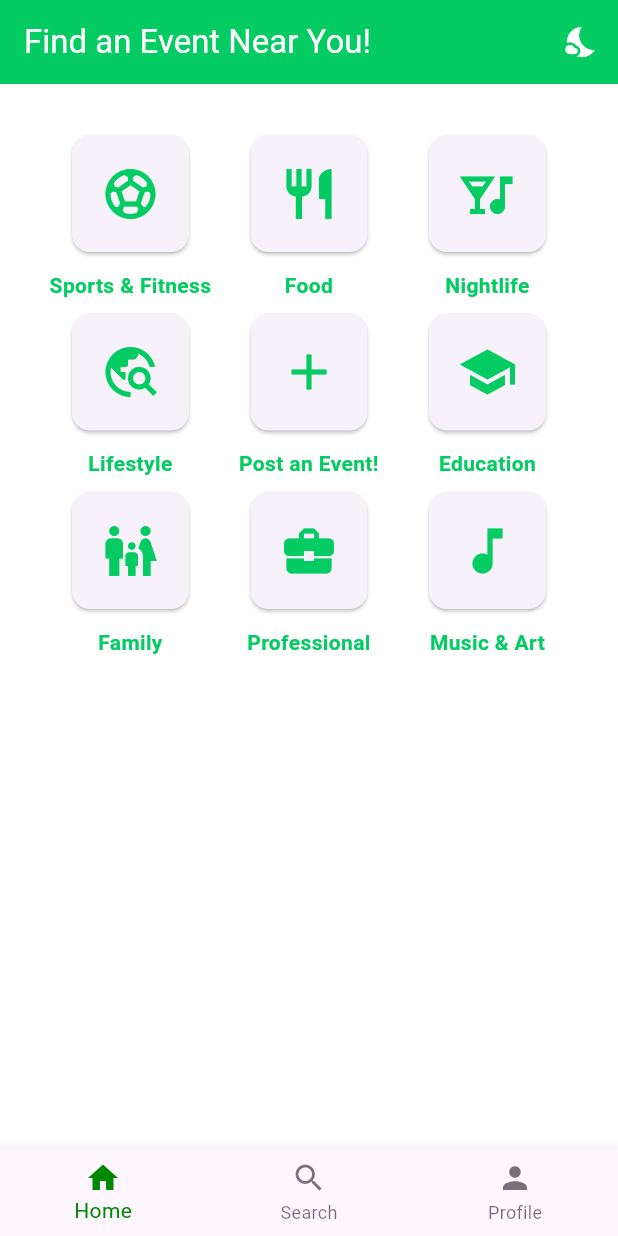
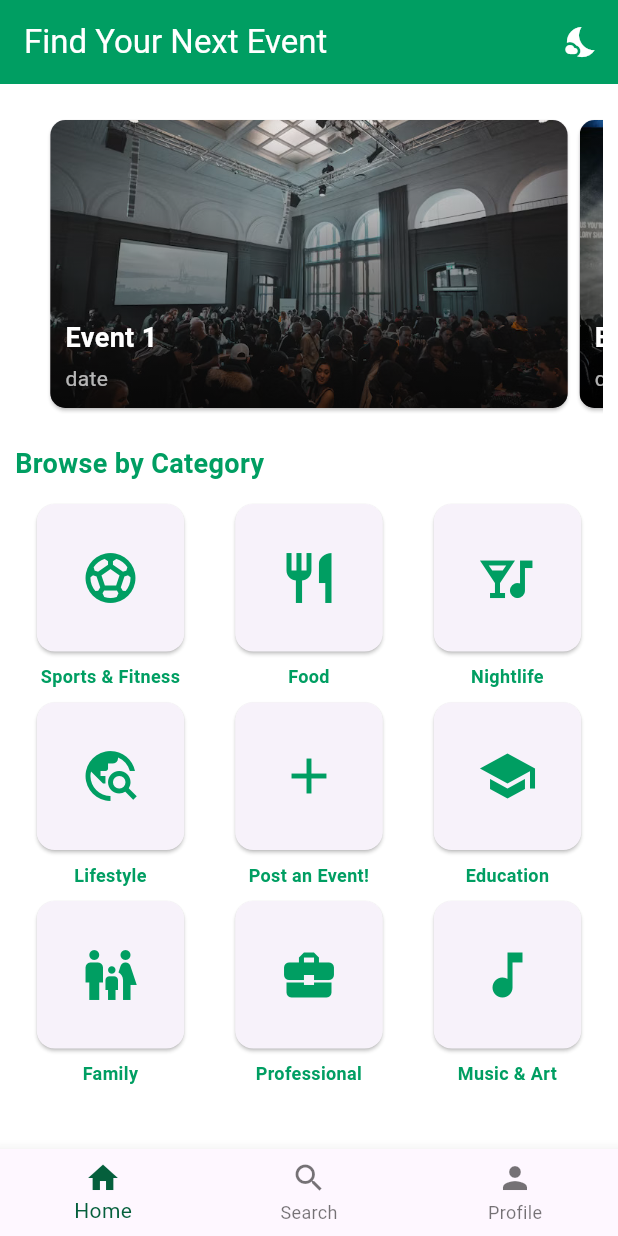
Before and after one commit to ggiacobbe2/events_finder_app, a Flutter app: the screen it shows after launch, on a phone screen of 412 x 824 dp. Run offline on Flutter 3.47's test engine with Material 3 defaults, Android fonts, the phone set to English and light mode, and no system bars.

Commit message:
added placeholder event cards at the top of the homepage; these can advertise random upcoming event suggestions

```diff
--- a/lib/main.dart
+++ b/lib/main.dart
@@ -14,8 +14,8 @@ class MyApp extends StatefulWidget {
 class _MyAppState extends State<MyApp> {
   bool isDarkMode = false;
 
-  final Color lightPrimaryColor = const Color.fromARGB(255, 5, 204, 98);
-  final Color darkPrimaryColor = const Color.fromARGB(255, 32, 222, 121);
+  final Color lightPrimaryColor = const Color.fromARGB(255, 0, 158, 98);
+  final Color darkPrimaryColor = const Color.fromARGB(255, 16, 176, 115);
 
   @override
   Widget build(BuildContext context) {
@@ -106,11 +106,70 @@ class _EventsHomePageState extends State<EventsHomePage> {
     });
   }
 
+  Widget _buildEventCard(String title, String date, String imagePath) {
+    return Card(
+      shape: RoundedRectangleBorder(
+        borderRadius: BorderRadius.circular(10.0),
+      ),
+      child: Stack(
+        fit: StackFit.expand,
+        children: [
+          ClipRRect(
+            borderRadius: BorderRadius.circular(10.0),
+            child: Image.asset(
+              'assets/$imagePath',
+              fit: BoxFit.cover,
+            ),
+          ),
+          Container(
+            decoration: BoxDecoration(
+              borderRadius: BorderRadius.circular(10.0),
+              gradient: LinearGradient(
+                begin: Alignment.bottomCenter,
+                end: Alignment.topCenter,
+                colors: [
+                  Colors.black.withOpacity(0.7),
+                  Colors.transparent,
+                ],
+              ),
+            ),
+          ),
+          Positioned(
+            bottom: 10,
+            left: 10,
+            right: 10,
+            child: Column(
+              crossAxisAlignment: CrossAxisAlignment.start,
+              children: [
+                Text(
+                  title,
+                  style: const TextStyle(
+                    color: Colors.white,
+                    fontSize: 18,
+                    fontWeight: FontWeight.bold,
+                  ),
+                ),
+                const SizedBox(height: 4),
+                Text(
+                  date,
+                  style: const TextStyle(
+                    color: Colors.white70,
+                    fontSize: 14,
+                  ),
+                ),
+              ],
+            ),
+          ),
+        ],
+      ),
+    );
+  }
+
   Widget _buildHomePage() {
     return Scaffold(
       appBar: AppBar(
         title: Text(
-          'Find an Event Near You!',
+          'Find Your Next Event',
           style: TextStyle(fontSize: 22),
         ),
         actions: [
@@ -122,12 +181,39 @@ class _EventsHomePageState extends State<EventsHomePage> {
           ),
         ],
       ),
-      body: Padding(
-        padding: const EdgeInsets.all(30.0),
-        child: GridView.count(
+      body: ListView(
+        padding: const EdgeInsets.all(10.0),
+        children: [
+          const SizedBox(height: 10),
+          SizedBox(
+            height: 200,
+            child: PageView(
+              controller: PageController(viewportFraction: 0.9),
+              children: [
+                _buildEventCard('Event 1', 'date', 'image1.jpg'),
+                _buildEventCard('Event 2', 'date', 'image2.jpg'),
+                _buildEventCard('Event 3', 'date', 'image3.jpg'),
+              ],
+            ),
+          ),
+
+          const SizedBox(height: 20),
+          Text(
+            'Browse by Category',
+            style: TextStyle(
+              fontSize: 18,
+              fontWeight: FontWeight.bold,
+              color: Theme.of(context).primaryColor,
+            ),
+          ),
+
+          const SizedBox(height: 10),
+          GridView.count(
             crossAxisCount: 3,
             crossAxisSpacing: 5,
             mainAxisSpacing: 5,
+            shrinkWrap: true,
+            physics: const NeverScrollableScrollPhysics(),
             children: categories.map((category) {
               return Column(
                 children: [
@@ -155,12 +241,12 @@ class _EventsHomePageState extends State<EventsHomePage> {
                       ),
                     ),
                   ),
-                const SizedBox(height: 8),
+                  const SizedBox(height: 4),
                   Text(
                     category,
                     textAlign: TextAlign.center,
                     style: const TextStyle(
-                    fontSize: 14,
+                      fontSize: 12,
                       fontWeight: FontWeight.bold,
                     ),
                   ),
@@ -168,6 +254,7 @@ class _EventsHomePageState extends State<EventsHomePage> {
               );
             }).toList(),
           ),
+        ],
       ),
     );
   }
@@ -198,7 +285,7 @@ class _EventsHomePageState extends State<EventsHomePage> {
           ),
         ],
         currentIndex: _selectedIndex,
-        selectedItemColor: const Color.fromARGB(255, 0, 137, 0),
+        selectedItemColor: const Color.fromARGB(255, 5, 95, 60),
         onTap: _onItemTapped,
       ),
     );
--- a/lib/search.dart
+++ b/lib/search.dart
@@ -15,7 +15,7 @@ class _SearchPageState extends State<SearchPage> {
   DateTimeRange? selectedDateRange;
   String? selectedLocation;
 
-  final List<String> locations = [ // placeholders
+  final List<String> locations = [ // placeholders, will use db later
     'New York',
     'Los Angeles',
     'Chicago',
```
Also changed, not shown: pubspec.yaml (+4 -3 lines), assets/image1.jpg (added), assets/image2.jpg (added), assets/image3.jpg (added). Lines whose indentation alone changed are shown as unchanged.
